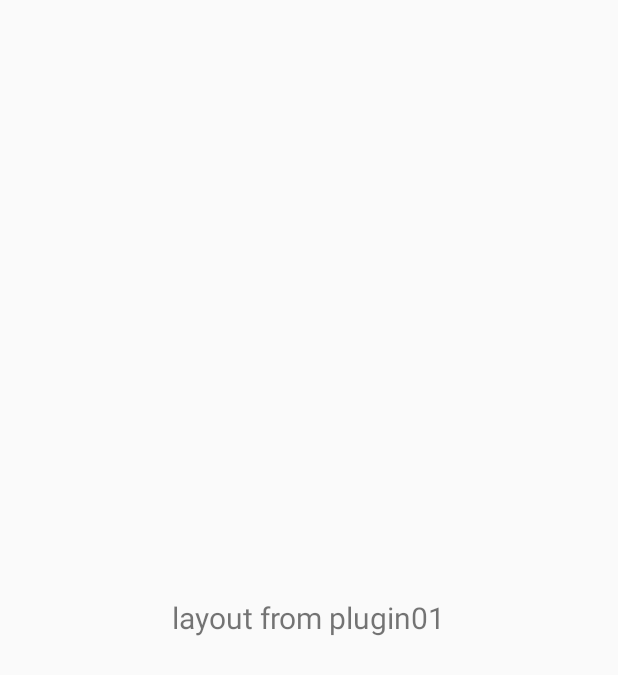
After one commit to WoXinfeiyang/RepluginTest01, an Android app: the layout layout_from_plugin01.xml on its own in the app's theme, with its tools: preview values and no code run, on a phone screen of 412 x 824 dp. The commit adds this screen. Shown: the top 675 px of the screen. Run offline under Robolectric (Android 15) with nearby library versions, the phone set to English and light mode, and no system bars.

Commit message:
宿主使用插件中的布局文件

```diff
--- a/Host01/app/src/main/res/layout/activity_main.xml
+++ b/Host01/app/src/main/res/layout/activity_main.xml
@@ -69,6 +69,10 @@
                 style="@style/ButtonStyle"
                 android:text="调用插件中的方法"/>
 
+            <Button
+                android:id="@+id/btn_use_layout_from_plugin01"
+                style="@style/ButtonStyle"
+                android:text="use plugin01's layout"/>
         </LinearLayout>
     </ScrollView>
 </RelativeLayout>
--- /dev/null
+++ b/RepluginTest01_Plugin01/app/src/main/res/layout/layout_from_plugin01.xml
@@ -0,0 +1,12 @@
+<?xml version="1.0" encoding="utf-8"?>
+<RelativeLayout xmlns:android="http://schemas.android.com/apk/res/android"
+    android:layout_width="match_parent" android:layout_height="match_parent">
+
+    <TextView
+        android:layout_width="wrap_content"
+        android:layout_height="wrap_content"
+        android:layout_centerInParent="true"
+        android:text="layout from plugin01"
+        android:textSize="20dp"
+        />
+</RelativeLayout>
```
Also changed, not shown: Host01/app/src/main/java/com/fxj/host01/MainActivity.java (+23 -0 lines), 1 other file.
